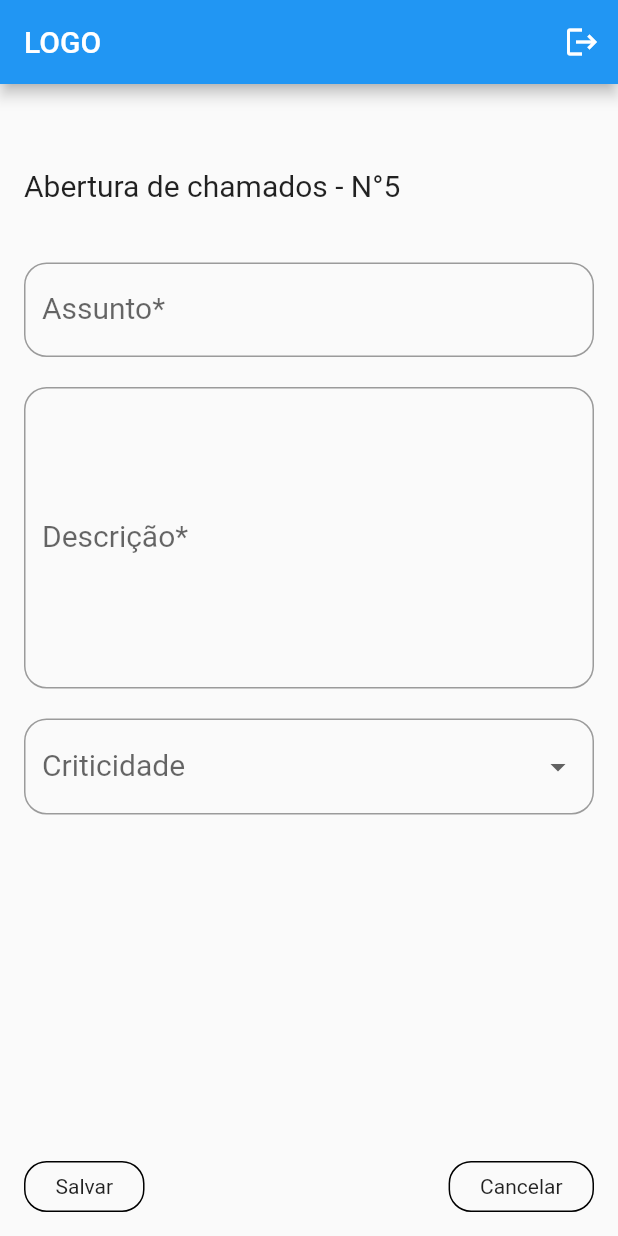
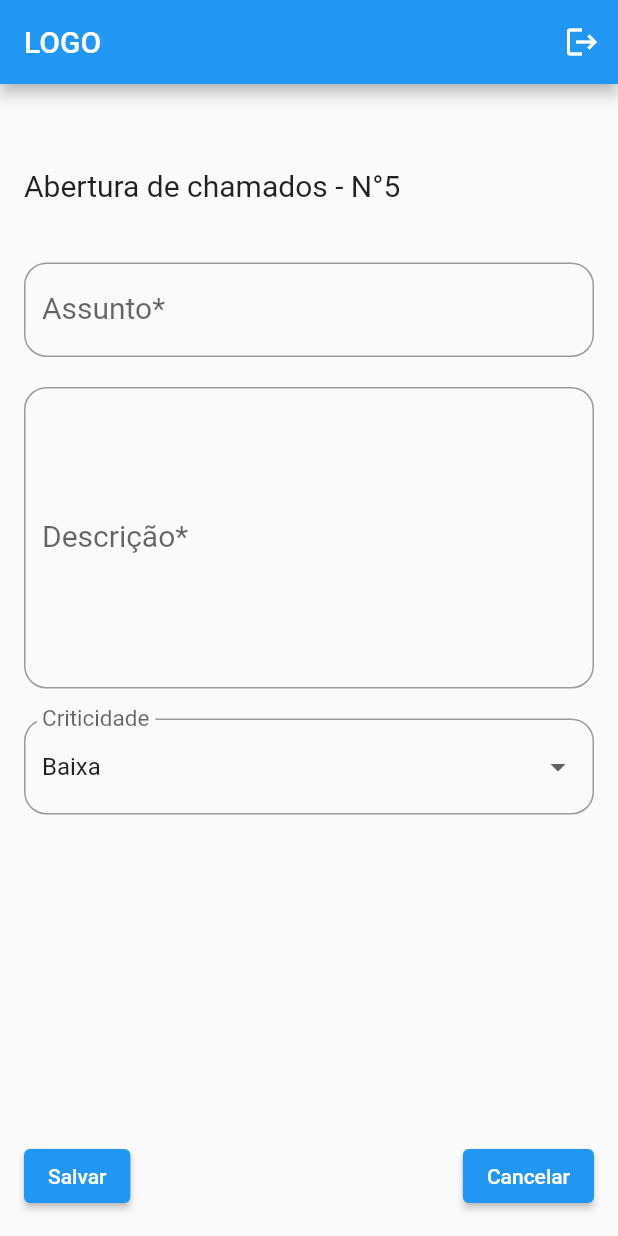
Before and after one commit to iNattan/HelpDelphi-Mobile, a Flutter app: the AberturaChamadoPage screen opened directly, on a phone screen of 412 x 824 dp. Run offline on Flutter 3.47's test engine with Material 2 defaults, Android fonts, the phone set to English and light mode, and no system bars; our stand-ins replace shared_preferences; accounts and stored records are empty.

```diff
--- a/lib/chamado/abertura_chamado/abertura_chamado_page.dart
+++ b/lib/chamado/abertura_chamado/abertura_chamado_page.dart
@@ -1,5 +1,10 @@
+import 'dart:convert';
+
 import 'package:flutter/material.dart';
+import 'package:projeto/chamado/lista_chamado/lista_chamada_page.dart';
 import 'package:projeto/chamado/widgets/app_bar_widget.dart';
+import 'package:shared_preferences/shared_preferences.dart';
+import 'package:http/http.dart' as http;
 
 class AberturaChamadoPage extends StatefulWidget {
   const AberturaChamadoPage({super.key});
@@ -9,8 +14,11 @@ class AberturaChamadoPage extends StatefulWidget {
 }
 
 class _AberturaChamadoPageState extends State<AberturaChamadoPage> {
-  String? criticidade;
-  List<String> criticidades = ['Edu', 'B', 'C'];
+  List<String> criticidades = ['Baixa', 'Média', 'Alta'];
+  String _selectedCriticidade = 'Baixa';
+  final _formKey = GlobalKey<FormState>();
+  final _descricaoController = TextEditingController();
+  final _assuntoController = TextEditingController();
 
   @override
   Widget build(BuildContext context) {
@@ -18,6 +26,8 @@ class _AberturaChamadoPageState extends State<AberturaChamadoPage> {
       appBar: AppBarWidget(),
       body: Padding(
           padding: const EdgeInsets.all(16.0),
+          child: Form(
+            key: _formKey,
             child: ListView(
               children: [
                 const SizedBox(
@@ -29,6 +39,8 @@ class _AberturaChamadoPageState extends State<AberturaChamadoPage> {
                   height: 40,
                 ),
                 TextFormField(
+                  controller: _assuntoController,
+                  keyboardType: TextInputType.text,
                   decoration: InputDecoration(
                     labelText: 'Assunto*',
                     border: OutlineInputBorder(
@@ -42,6 +54,8 @@ class _AberturaChamadoPageState extends State<AberturaChamadoPage> {
                   height: 20,
                 ),
                 TextFormField(
+                  controller: _descricaoController,
+                  keyboardType: TextInputType.text,
                   decoration: InputDecoration(
                     labelText: 'Descrição*',
                     border: OutlineInputBorder(
@@ -64,7 +78,7 @@ class _AberturaChamadoPageState extends State<AberturaChamadoPage> {
                     labelStyle: const TextStyle(fontSize: 20),
                   ),
                   isExpanded: true,
-              value: criticidade,
+                  value: _selectedCriticidade,
                   borderRadius: BorderRadius.circular(15),
                   items: criticidades
                       .map(
@@ -73,49 +87,92 @@ class _AberturaChamadoPageState extends State<AberturaChamadoPage> {
                       .toList(),
                   onChanged: (value) {
                     setState(() {
-                  criticidade = value;
+                      _selectedCriticidade = value as String;
                     });
                   },
                 ),
               ],
             ),
-      ),
+          )),
       bottomSheet: Padding(
         padding: const EdgeInsets.all(16.0),
         child: Row(
           mainAxisAlignment: MainAxisAlignment.spaceBetween,
           children: [
-            InkWell(
-              onTap: () {
+            ElevatedButton(
+              onPressed: () async {
+                FocusScopeNode currentFocus = FocusScope.of(context);
+                if (_formKey.currentState!.validate()) {
+                  bool response = await createTicket();
+                  if (currentFocus.hasPrimaryFocus) {
+                    currentFocus.unfocus();
+                  }
+
+                  if (mounted) {
+                    if (response) {
+                      Navigator.pushReplacement(
+                          context,
+                          MaterialPageRoute(
+                              builder: (context) => const ListaChamadoPage()));
+                    }
+                  }
+                }
+              },
+              child: const Text('Salvar'),
+            ),
+            ElevatedButton(
+              onPressed: () {
                 Navigator.of(context).pop();
               },
-              borderRadius: BorderRadius.circular(15),
-              child: Container(
-                padding:
-                    const EdgeInsets.symmetric(vertical: 8, horizontal: 20),
-                decoration: BoxDecoration(
-                    border: Border.all(),
-                    borderRadius: BorderRadius.circular(15)),
-                child: const Text('Salvar'),
-              ),
-            ),
-            InkWell(
-              onTap: () {
-                Navigator.of(context).pop();
-              },
-              borderRadius: BorderRadius.circular(15),
-              child: Container(
-                padding:
-                    const EdgeInsets.symmetric(vertical: 8, horizontal: 20),
-                decoration: BoxDecoration(
-                    border: Border.all(),
-                    borderRadius: BorderRadius.circular(15)),
               child: const Text('Cancelar'),
-              ),
             ),
           ],
         ),
       ),
     );
   }
+
+  Future<bool> createTicket() async {
+    SharedPreferences sharedPreferences = await SharedPreferences.getInstance();
+    final token = sharedPreferences.getString('token');
+    final url = Uri.parse('https://helpdelphi-api.fly.dev/tickets');
+    final response = await http.post(url,
+        headers: <String, String>{
+          'Content-Type': 'application/json; charset=UTF-8',
+          'Authorization': 'Bearer $token'
+        },
+        body: jsonEncode(<String, dynamic>{
+          'subject': _assuntoController.text,
+          'description': _descricaoController.text,
+          'status': 'waiting',
+          'criticality': getCriticality(_selectedCriticidade),
+        }));
+
+    if (response.statusCode == 201) {
+      return true;
     }
+
+    return false;
+  }
+}
+
+int getCriticality(String criticality) {
+  switch (criticality) {
+    case 'Baixa':
+      {
+        return 1;
+      }
+    case 'Média':
+      {
+        return 2;
+      }
+    case 'Alta':
+      {
+        return 3;
+      }
+    default:
+      {
+        return 1;
+      }
+  }
+}
```
Lines whose indentation alone changed are shown as unchanged.
